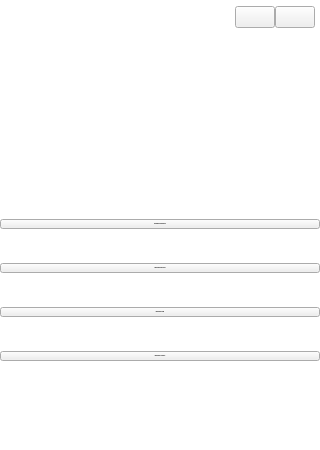
Above: App/Front/ventanasui/VPrincipal.ui from LAngelVp/ProccessRMPG73 before the change. Below: the same form after it.
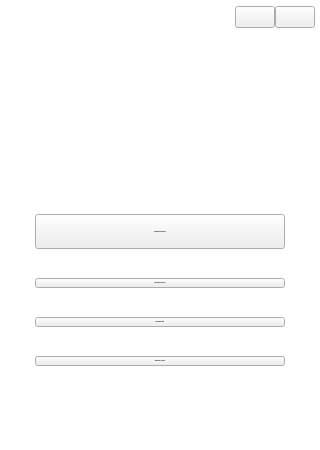
That is the form after the change. Icons and pictures are not drawn.

What changed in the file:
```diff
--- a/App/Front/ventanasui/VPrincipal.ui
+++ b/App/Front/ventanasui/VPrincipal.ui
@@ -9,7 +9,7 @@
    <rect>
     <x>0</x>
     <y>0</y>
-    <width>320</width>
+    <width>280</width>
     <height>450</height>
    </rect>
   </property>
@@ -21,13 +21,13 @@
   </property>
   <property name="minimumSize">
    <size>
-    <width>320</width>
+    <width>280</width>
     <height>450</height>
    </size>
   </property>
   <property name="maximumSize">
    <size>
-    <width>320</width>
+    <width>280</width>
     <height>450</height>
    </size>
   </property>
@@ -266,6 +266,12 @@
        </item>
        <item row="0" column="0">
         <widget class="QPushButton" name="btn_btn_kwrb">
+         <property name="maximumSize">
+          <size>
+           <width>250</width>
+           <height>35</height>
+          </size>
+         </property>
          <property name="font">
           <font>
            <pointsize>-1</pointsize>
```
Left out of the diff: 6 changed lines with no effect on the pictures.
